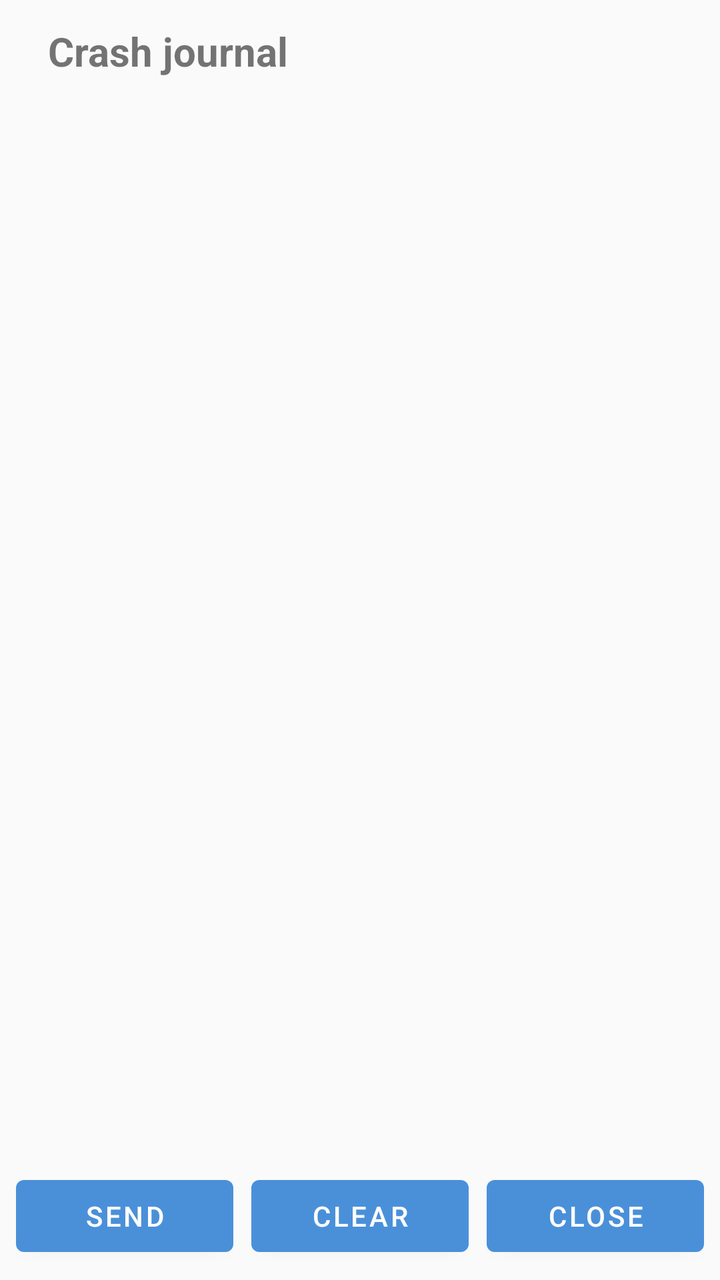
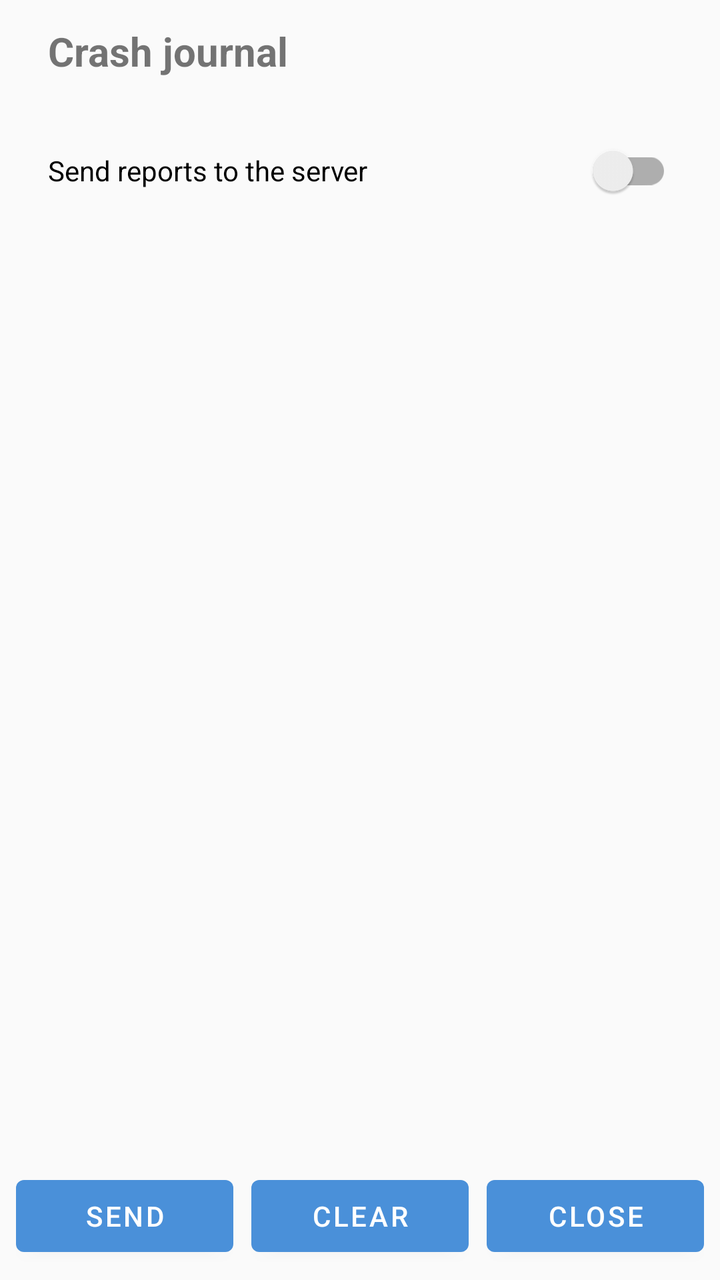

Two renders of the same Android screen: before a commit and after it. Below are the layout's source before the change and the commit's diff.
<!-- AndroidManifest.xml: application theme Theme.Gomoku -->
<!-- res/layout/activity_crash_log.xml -->
<?xml version="1.0" encoding="utf-8"?>
<LinearLayout xmlns:android="http://schemas.android.com/apk/res/android"
    android:id="@+id/crashRoot"
    android:layout_width="match_parent"
    android:layout_height="match_parent"
    android:orientation="vertical">

    <TextView
        android:id="@+id/tvCrashTitle"
        android:layout_width="match_parent"
        android:layout_height="wrap_content"
        android:paddingStart="24dp"
        android:paddingEnd="24dp"
        android:paddingTop="12dp"
        android:paddingBottom="4dp"
        android:text="@string/crash_log"
        android:textSize="20sp"
        android:textStyle="bold" />

    <TextView
        android:id="@+id/tvCrashSummary"
        android:layout_width="match_parent"
        android:layout_height="wrap_content"
        android:paddingStart="24dp"
        android:paddingEnd="24dp"
        android:paddingBottom="4dp"
        android:textSize="12sp" />

    
    <ScrollView
        android:layout_width="match_parent"
        android:layout_height="0dp"
        android:layout_weight="1"
        android:paddingStart="16dp"
        android:paddingEnd="16dp">

        <TextView
            android:id="@+id/tvCrashText"
            android:layout_width="match_parent"
            android:layout_height="wrap_content"
            android:fontFamily="monospace"
            android:textIsSelectable="true"
            android:textSize="11sp" />
    </ScrollView>

    <LinearLayout
        android:layout_width="match_parent"
        android:layout_height="wrap_content"
        android:orientation="horizontal"
        android:padding="8dp">

        <Button
            android:id="@+id/btnCrashSend"
            android:layout_width="0dp"
            android:layout_height="wrap_content"
            android:layout_marginEnd="6dp"
            android:layout_weight="1"
            android:text="@string/crash_log_send" />

        <Button
            android:id="@+id/btnCrashClear"
            android:layout_width="0dp"
            android:layout_height="wrap_content"
            android:layout_marginStart="3dp"
            android:layout_marginEnd="3dp"
            android:layout_weight="1"
            android:text="@string/clear" />

        <Button
            android:id="@+id/btnCrashClose"
            android:layout_width="0dp"
            android:layout_height="wrap_content"
            android:layout_marginStart="6dp"
            android:layout_weight="1"
            android:text="@string/close" />
    </LinearLayout>

</LinearLayout>
<!-- resources referenced by this layout -->
<resources>
  <string name="clear">Clear</string>
  <string name="close">Close</string>
  <string name="crash_log">Crash journal</string>
  <string name="crash_log_send">Send</string>
  <style name="Theme.Gomoku" parent="Theme.MaterialComponents.DayNight.NoActionBar">
          <item name="colorPrimary">@color/accent_default</item>
          <item name="colorPrimaryVariant">@color/accent_default</item>
          <item name="colorOnPrimary">@android:color/white</item>
          <item name="android:windowBackground">@color/bg_default</item>
          <item name="android:statusBarColor">@color/bg_default</item>
          <item name="android:navigationBarColor">@color/bg_default</item>
          <item name="android:windowLightStatusBar">true</item>
      </style>
  <color name="accent_default">#4A90D9</color>
  <color name="bg_default">#FAFAFA</color>
</resources>

<!-- the commit's change to res/layout/activity_crash_log.xml (unified diff, before → after) -->
@@ -25,6 +25,15 @@
         android:paddingEnd="24dp"
         android:paddingBottom="4dp"
         android:textSize="12sp" />
+
+    <androidx.appcompat.widget.SwitchCompat
+        android:id="@+id/swCrashUpload"
+        android:layout_width="match_parent"
+        android:layout_height="wrap_content"
+        android:paddingStart="24dp"
+        android:paddingEnd="24dp"
+        android:paddingBottom="4dp"
+        android:text="@string/crash_log_upload" />
 
     
     <ScrollView
<!-- resource entries referenced after the edit -->
@@ -4,6 +4,7 @@
   <string name="close">Close</string>
   <string name="crash_log">Crash journal</string>
   <string name="crash_log_send">Send</string>
+  <string name="crash_log_upload">Send reports to the server</string>
   <style name="Theme.Gomoku" parent="Theme.MaterialComponents.DayNight.NoActionBar">
           <item name="colorPrimary">@color/accent_default</item>
           <item name="colorPrimaryVariant">@color/accent_default</item>
